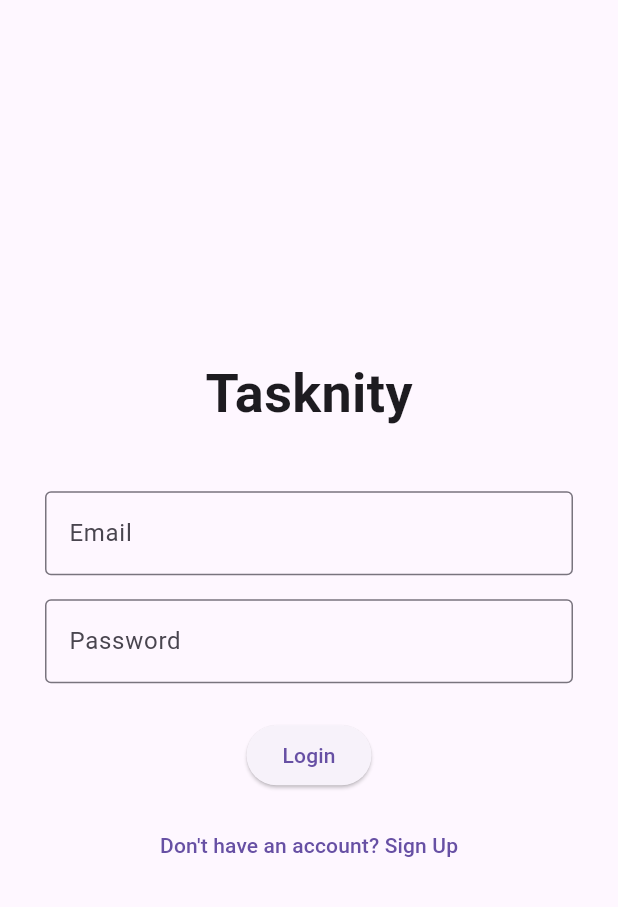
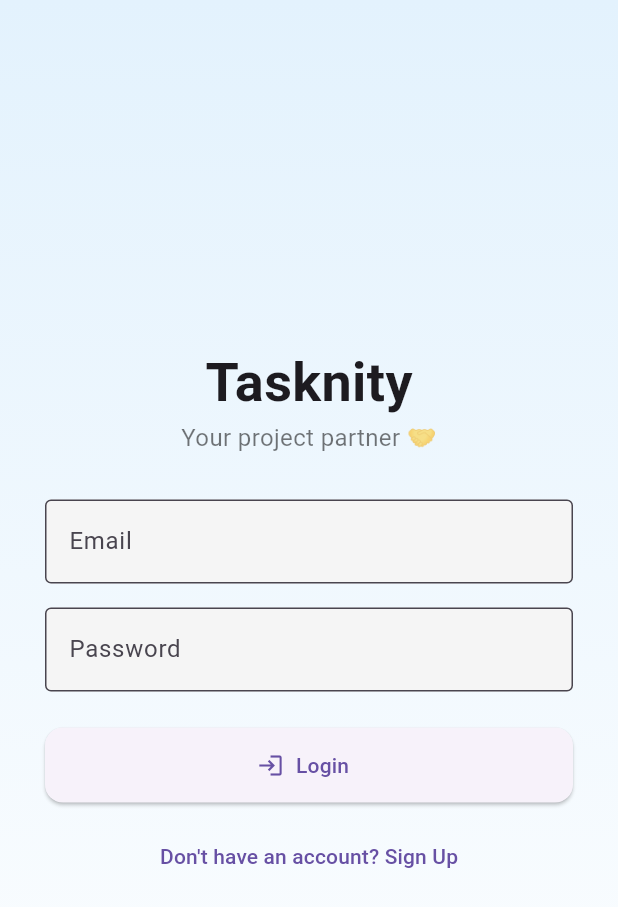
Before and after one commit to priyanka-bca/Project-Management-System, a Flutter app: the screen it shows after launch, on a phone screen of 412 x 824 dp. Shown: the top 907 px of the screen. Run offline on Flutter 3.47's test engine with Material 3 defaults, Android fonts, the phone set to English and light mode, and no system bars.

Commit message:
Improve login screen UI with gradient, tagline, and styled fields

```diff
--- a/tasknity/lib/screens/login_screen.dart
+++ b/tasknity/lib/screens/login_screen.dart
@@ -15,15 +15,24 @@ class _LoginScreenState extends State<LoginScreen> {
     if (_emailController.text.isNotEmpty && _passwordController.text.isNotEmpty) {
       Navigator.pushReplacementNamed(context, '/dashboard');
     } else {
-      ScaffoldMessenger.of(context)
-          .showSnackBar(const SnackBar(content: Text('Enter email and password')));
+      ScaffoldMessenger.of(context).showSnackBar(
+        const SnackBar(content: Text('Enter email and password')),
+      );
     }
   }
 
   @override
   Widget build(BuildContext context) {
     return Scaffold(
-      body: Center(
+      body: Container(
+        decoration: const BoxDecoration(
+          gradient: LinearGradient(
+            colors: [Color(0xFFE3F2FD), Color(0xFFFFFFFF)],
+            begin: Alignment.topCenter,
+            end: Alignment.bottomCenter,
+          ),
+        ),
+        child: Center(
           child: ConstrainedBox(
             constraints: const BoxConstraints(maxWidth: 400),
             child: Padding(
@@ -31,23 +40,51 @@ class _LoginScreenState extends State<LoginScreen> {
               child: Column(
                 mainAxisAlignment: MainAxisAlignment.center,
                 children: [
-                const Text('Tasknity', style: TextStyle(fontSize: 36, fontWeight: FontWeight.bold)),
-                const SizedBox(height: 40),
+                  const Text(
+                    'Tasknity',
+                    style: TextStyle(fontSize: 36, fontWeight: FontWeight.bold),
+                  ),
+                  const Text(
+                    'Your project partner 🤝',
+                    style: TextStyle(fontSize: 16, color: Colors.black54),
+                  ),
+                  const SizedBox(height: 30),
                   TextField(
                     controller: _emailController,
-                  decoration: const InputDecoration(labelText: 'Email', border: OutlineInputBorder()),
+                    decoration: const InputDecoration(
+                      labelText: 'Email',
+                      border: OutlineInputBorder(),
+                      filled: true,
+                      fillColor: Color(0xFFF5F5F5),
+                    ),
                   ),
                   const SizedBox(height: 16),
                   TextField(
                     controller: _passwordController,
                     obscureText: true,
-                  decoration: const InputDecoration(labelText: 'Password', border: OutlineInputBorder()),
+                    decoration: const InputDecoration(
+                      labelText: 'Password',
+                      border: OutlineInputBorder(),
+                      filled: true,
+                      fillColor: Color(0xFFF5F5F5),
+                    ),
                   ),
                   const SizedBox(height: 24),
-                ElevatedButton(onPressed: _login, child: const Text('Login')),
+                  ElevatedButton.icon(
+                    onPressed: _login,
+                    icon: const Icon(Icons.login),
+                    label: const Text('Login'),
+                    style: ElevatedButton.styleFrom(
+                      minimumSize: const Size.fromHeight(50),
+                      shape: RoundedRectangleBorder(
+                        borderRadius: BorderRadius.all(Radius.circular(12)),
+                      ),
+                    ),
+                  ),
                   const SizedBox(height: 12),
                   TextButton(
-                  onPressed: () => Navigator.pushReplacementNamed(context, '/signup'),
+                    onPressed: () =>
+                        Navigator.pushReplacementNamed(context, '/signup'),
                     child: const Text("Don't have an account? Sign Up"),
                   ),
                 ],
@@ -55,6 +92,7 @@ class _LoginScreenState extends State<LoginScreen> {
             ),
           ),
         ),
+      ),
     );
   }
 }
```
Lines whose indentation alone changed are shown as unchanged.
